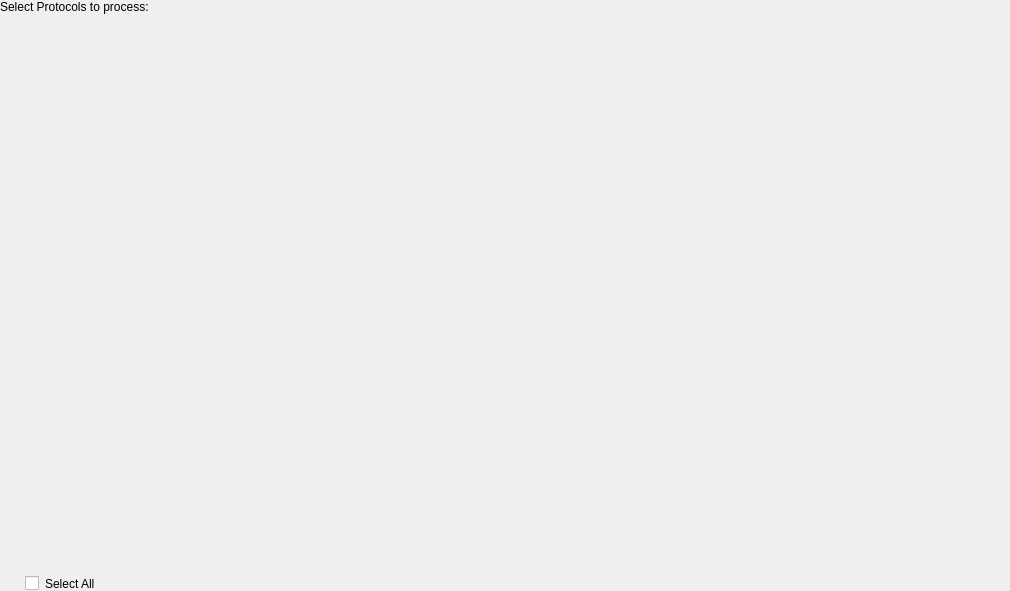
Before: the Qt Designer form src/gui/ProtocolsFrame.ui in lamyj/dicomifier, drawn with Qt 5.
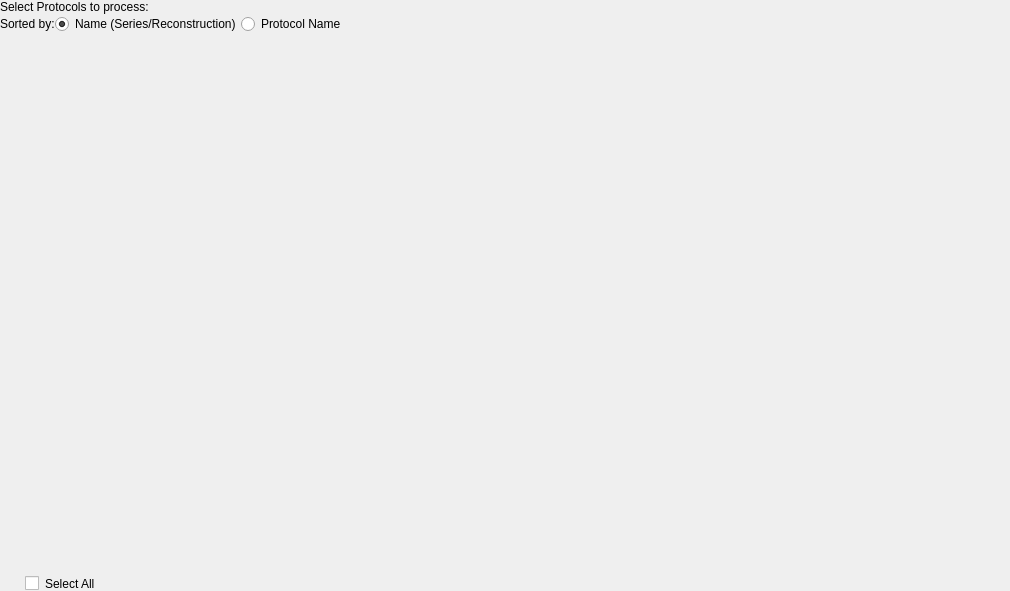
After: the same form once the commit is applied.

Commit message: src/gui: Add RadioButton to sort the list in step 2 (redmine task #484)

```diff
--- a/src/gui/ProtocolsFrame.ui
+++ b/src/gui/ProtocolsFrame.ui
@@ -44,7 +44,44 @@
    <property name="spacing">
     <number>0</number>
    </property>
-   <item row="1" column="0" colspan="2">
+   <item row="1" column="2">
+    <widget class="QRadioButton" name="sortedByProtocolName">
+     <property name="text">
+      <string>Protocol Name</string>
+     </property>
+    </widget>
+   </item>
+   <item row="1" column="0">
+    <widget class="QLabel" name="label">
+     <property name="text">
+      <string>Sorted by:</string>
+     </property>
+    </widget>
+   </item>
+   <item row="1" column="1">
+    <widget class="QRadioButton" name="sortedByName">
+     <property name="text">
+      <string>Name (Series/Reconstruction)</string>
+     </property>
+     <property name="checked">
+      <bool>true</bool>
+     </property>
+    </widget>
+   </item>
+   <item row="1" column="3">
+    <spacer name="horizontalSpacer">
+     <property name="orientation">
+      <enum>Qt::Horizontal</enum>
+     </property>
+     <property name="sizeHint" stdset="0">
+      <size>
+       <width>40</width>
+       <height>20</height>
+      </size>
+     </property>
+    </spacer>
+   </item>
+   <item row="2" column="0" colspan="4">
     <widget class="QWidget" name="widget" native="true">
      <property name="sizePolicy">
       <sizepolicy hsizetype="Expanding" vsizetype="Expanding">
@@ -57,7 +94,7 @@
      </property>
     </widget>
    </item>
-   <item row="0" column="0">
+   <item row="0" column="0" colspan="4">
     <widget class="QLabel" name="protocolsTitle">
      <property name="sizePolicy">
       <sizepolicy hsizetype="Preferred" vsizetype="Preferred">
@@ -73,7 +110,7 @@
      </property>
     </widget>
    </item>
-   <item row="2" column="0">
+   <item row="3" column="0" colspan="4">
     <widget class="QCheckBox" name="selectAllCheckBox">
      <property name="styleSheet">
       <string notr="true">QCheckBox 
```
The commit also changes 7 other files.
